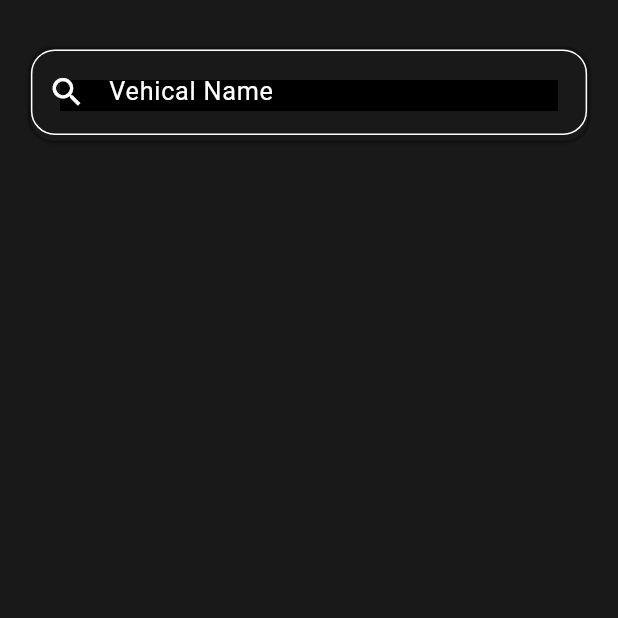
After one commit to nimtaraa/carrent, a Flutter app: the searchbar screen opened directly, on a phone screen of 412 x 824 dp, the top half of it. The commit adds this screen. Run offline on Flutter 3.47's test engine with Material 3 defaults, Android fonts, the phone set to English and light mode, and no system bars; our stand-ins replace cloud_firestore, firebase_core; accounts and stored records are empty.

Commit message:
search created

```diff
--- /dev/null
+++ b/lib/searchbar.dart
@@ -0,0 +1,111 @@
+import 'package:carrent/itemcontainer.dart';
+import 'package:cloud_firestore/cloud_firestore.dart';
+import 'package:flutter/foundation.dart';
+import 'package:flutter/material.dart';
+import 'package:flutter/widgets.dart';
+
+class searchbar extends StatefulWidget {
+  const searchbar({super.key});
+
+  @override
+  State<searchbar> createState() => _searchbarState();
+}
+
+class _searchbarState extends State<searchbar> {
+  var searchtext = '';
+
+  @override
+  Widget build(BuildContext context) {
+    final height = MediaQuery.of(context).size.height;
+    final width = MediaQuery.of(context).size.width;
+    return Scaffold(
+ backgroundColor: Color.fromARGB(239, 10, 10, 10),
+       body: SingleChildScrollView(
+        child: Column(
+          crossAxisAlignment: CrossAxisAlignment.center,
+          mainAxisAlignment: MainAxisAlignment.start,
+          children: [
+            Padding(
+              padding: EdgeInsets.only(
+                  right: width / 20, left: width / 20, top: height / 25),
+              child: Container(
+                height: height / 13.62,
+                decoration: BoxDecoration(boxShadow: [
+                  BoxShadow(
+                      blurRadius: 2,
+                      color: Color.fromARGB(255, 0, 0, 0),
+                      blurStyle: BlurStyle.outer)
+                ], borderRadius: BorderRadius.circular(16)),
+                child: TextField(
+                  onChanged: (value) {
+                    setState(() {
+                      searchtext = value;
+                    });
+                  },
+                  keyboardType: TextInputType.name,
+                  cursorColor: const Color.fromARGB(255, 255, 255, 255),
+                  decoration: InputDecoration(
+                      hintText: "Vehical Name",
+                      prefixIcon: Icon(
+                        Icons.search,
+                        color: Color.fromARGB(255, 255, 255, 255),
+                        size: width / 16.36,
+                      ),
+                      hintStyle:
+                          TextStyle(color: Color.fromARGB(255, 255, 255, 255), fontSize: width / 24.5),
+                      focusedBorder: OutlineInputBorder(
+                          borderRadius: BorderRadius.circular(16),
+                          borderSide: BorderSide(color: Color.fromARGB(255, 255, 255, 255))),
+                      enabledBorder: OutlineInputBorder(
+                        borderRadius: BorderRadius.circular(16),
+                        borderSide: BorderSide(color: Color.fromARGB(255, 255, 255, 255)),
+                      )),
+                ),
+              ),
+            ),
+            Padding(
+              padding: EdgeInsets.only(
+                  right: width / 20, left: width / 20, top: height / 30),
+              child: Container(
+                height: height / 1.6,
+                child: StreamBuilder<QuerySnapshot>(
+                  stream: FirebaseFirestore.instance
+                      .collection("vehicals")
+                      .where("uname", isGreaterThanOrEqualTo: searchtext)
+                      .where(
+                        "uname",
+                        isLessThan: '${searchtext}z',
+                      )
+                      .snapshots(),
+                  builder: (context, snapshot) {
+                    if (snapshot.hasError) {
+                      return Text("Connection Error");
+                    }
+                    if (snapshot.connectionState == ConnectionState.waiting) {
+                      return Text("Loading....");
+                    }
+                    var vehicaldoc1 = snapshot.data!.docs;
+
+                    return ListView.builder(
+                      itemCount: vehicaldoc1.length,
+                      itemBuilder: (context, index) {
+                        return itemcontainer(
+                          uname: vehicaldoc1[index]['uname'],
+                          lname: vehicaldoc1[index]['lname'],
+                          image: vehicaldoc1[index]['image'],
+                          battery: vehicaldoc1[index]['battery'],
+                          speed: vehicaldoc1[index]['speed'],
+                          seat: vehicaldoc1[index]['seat'], dh: vehicaldoc1[index]['dh value'],
+                        );
+                      },
+                    );
+                  },
+                ),
+              ),
+            )
+          ],
+        ),
+      ),
+    );
+  }
+}
```
Also changed, not shown: lib/homepage.dart (+8 -1 lines), lib/itemcontainer.dart (added, +129 -0 lines).
